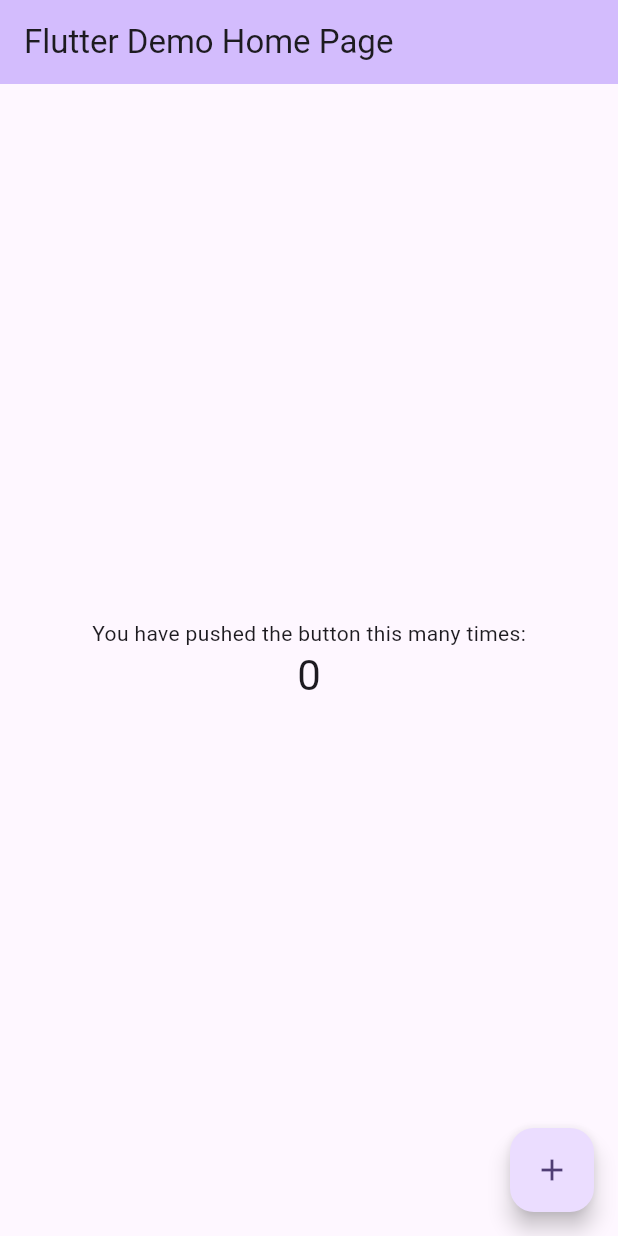
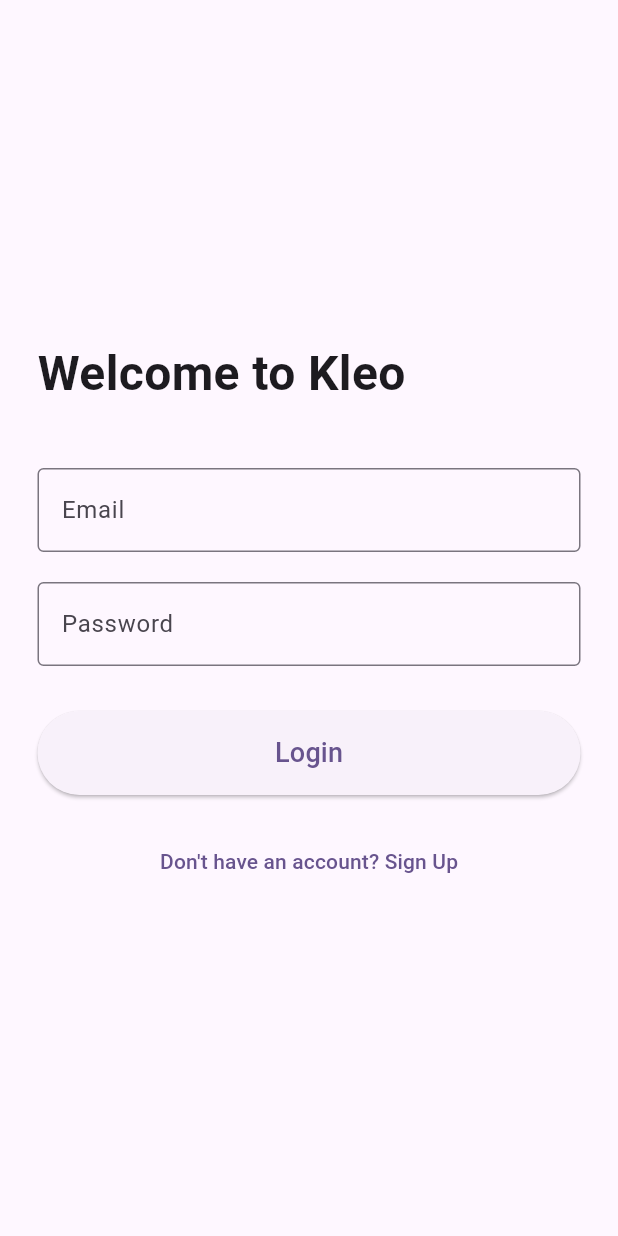
Before and after one commit to vssdev14/flutter_web, a Flutter app: the screen it shows after launch, on a phone screen of 412 x 824 dp. Run offline on Flutter 3.47's test engine with Material 3 defaults, Android fonts, the phone set to English and light mode, and no system bars.

Commit message:
Update main.dart

```diff
--- a/lib/main.dart
+++ b/lib/main.dart
@@ -7,116 +7,88 @@ void main() {
 class MyApp extends StatelessWidget {
   const MyApp({super.key});
 
-  // This widget is the root of your application.
   @override
   Widget build(BuildContext context) {
     return MaterialApp(
-      title: 'Flutter Demo',
+      debugShowCheckedModeBanner: false,
+      title: 'Kleo Login',
       theme: ThemeData(
-        // This is the theme of your application.
-        //
-        // TRY THIS: Try running your application with "flutter run". You'll see
-        // the application has a purple toolbar. Then, without quitting the app,
-        // try changing the seedColor in the colorScheme below to Colors.green
-        // and then invoke "hot reload" (save your changes or press the "hot
-        // reload" button in a Flutter-supported IDE, or press "r" if you used
-        // the command line to start the app).
-        //
-        // Notice that the counter didn't reset back to zero; the application
-        // state is not lost during the reload. To reset the state, use hot
-        // restart instead.
-        //
-        // This works for code too, not just values: Most code changes can be
-        // tested with just a hot reload.
         colorScheme: ColorScheme.fromSeed(seedColor: Colors.deepPurple),
       ),
-      home: const MyHomePage(title: 'Flutter Demo Home Page'),
+      home: const LoginScreen(),
     );
   }
 }
 
-class MyHomePage extends StatefulWidget {
-  const MyHomePage({super.key, required this.title});
-
-  // This widget is the home page of your application. It is stateful, meaning
-  // that it has a State object (defined below) that contains fields that affect
-  // how it looks.
-
-  // This class is the configuration for the state. It holds the values (in this
-  // case the title) provided by the parent (in this case the App widget) and
-  // used by the build method of the State. Fields in a Widget subclass are
-  // always marked "final".
-
-  final String title;
-
-  @override
-  State<MyHomePage> createState() => _MyHomePageState();
-}
-
-class _MyHomePageState extends State<MyHomePage> {
-  int _counter = 0;
-
-  void _incrementCounter() {
-    setState(() {
-      // This call to setState tells the Flutter framework that something has
-      // changed in this State, which causes it to rerun the build method below
-      // so that the display can reflect the updated values. If we changed
-      // _counter without calling setState(), then the build method would not be
-      // called again, and so nothing would appear to happen.
-      _counter++;
-    });
-  }
+class LoginScreen extends StatelessWidget {
+  const LoginScreen({super.key});
 
   @override
   Widget build(BuildContext context) {
-    // This method is rerun every time setState is called, for instance as done
-    // by the _incrementCounter method above.
-    //
-    // The Flutter framework has been optimized to make rerunning build methods
-    // fast, so that you can just rebuild anything that needs updating rather
-    // than having to individually change instances of widgets.
     return Scaffold(
-      appBar: AppBar(
-        // TRY THIS: Try changing the color here to a specific color (to
-        // Colors.amber, perhaps?) and trigger a hot reload to see the AppBar
-        // change color while the other colors stay the same.
-        backgroundColor: Theme.of(context).colorScheme.inversePrimary,
-        // Here we take the value from the MyHomePage object that was created by
-        // the App.build method, and use it to set our appbar title.
-        title: Text(widget.title),
-      ),
       body: Center(
-        // Center is a layout widget. It takes a single child and positions it
-        // in the middle of the parent.
-        child: Column(
-          // Column is also a layout widget. It takes a list of children and
-          // arranges them vertically. By default, it sizes itself to fit its
-          // children horizontally, and tries to be as tall as its parent.
-          //
-          // Column has various properties to control how it sizes itself and
-          // how it positions its children. Here we use mainAxisAlignment to
-          // center the children vertically; the main axis here is the vertical
-          // axis because Columns are vertical (the cross axis would be
-          // horizontal).
-          //
-          // TRY THIS: Invoke "debug painting" (choose the "Toggle Debug Paint"
-          // action in the IDE, or press "p" in the console), to see the
-          // wireframe for each widget.
-          mainAxisAlignment: MainAxisAlignment.center,
-          children: <Widget>[
-            const Text('You have pushed the button this many times:'),
-            Text(
-              '$_counter',
-              style: Theme.of(context).textTheme.headlineMedium,
-            ),
-          ],
+        child: Padding(
+          padding: const EdgeInsets.all(25.0),
+          child: Column(
+            mainAxisAlignment: MainAxisAlignment.center,
+            crossAxisAlignment: CrossAxisAlignment.start,
+            children: [
+              const Text(
+                "Welcome to Kleo",
+                style: TextStyle(
+                  fontSize: 32,
+                  fontWeight: FontWeight.bold,
+                ),
+              ),
+              const SizedBox(height: 40),
+
+              // Email Field
+              const TextField(
+                decoration: InputDecoration(
+                  labelText: "Email",
+                  border: OutlineInputBorder(),
+                ),
+              ),
+              const SizedBox(height: 20),
+
+              // Password Field
+              const TextField(
+                obscureText: true,
+                decoration: InputDecoration(
+                  labelText: "Password",
+                  border: OutlineInputBorder(),
+                ),
+              ),
+              const SizedBox(height: 30),
+
+              // Login Button
+              SizedBox(
+                width: double.infinity,
+                child: ElevatedButton(
+                  onPressed: () {},
+                  style: ElevatedButton.styleFrom(
+                    padding: const EdgeInsets.symmetric(vertical: 15),
+                  ),
+                  child: const Text(
+                    "Login",
+                    style: TextStyle(fontSize: 18),
+                  ),
+                ),
+              ),
+
+              const SizedBox(height: 20),
+
+              // Signup Link
+              Center(
+                child: TextButton(
+                  onPressed: () {},
+                  child: const Text("Don't have an account? Sign Up"),
+                ),
+              )
+            ],
+          ),
         ),
       ),
-      floatingActionButton: FloatingActionButton(
-        onPressed: _incrementCounter,
-        tooltip: 'Increment',
-        child: const Icon(Icons.add),
-      ), // This trailing comma makes auto-formatting nicer for build methods.
     );
   }
 }
```
